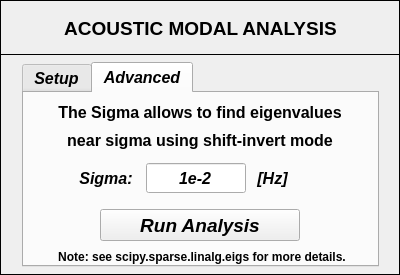
This is pulse/uix/user_input/ui/Analysis/Acoustic/acousticModalAnalysisInput.ui in open-pulse/OpenPulse as Qt 5 draws it before an edit. The edited form follows.
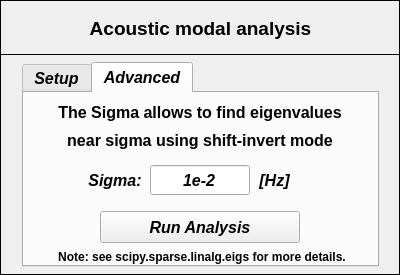
This is the edited form. The open tabs and pages were chosen to show the change. Icons and pictures are not drawn.

```diff
--- a/pulse/uix/user_input/ui/Analysis/Acoustic/acousticModalAnalysisInput.ui
+++ b/pulse/uix/user_input/ui/Analysis/Acoustic/acousticModalAnalysisInput.ui
@@ -287,8 +287,8 @@
      <widget class="QLabel" name="label_4">
       <property name="geometry">
        <rect>
-        <x>224</x>
-        <y>70</y>
+        <x>226</x>
+        <y>72</y>
         <width>49</width>
         <height>30</height>
        </rect>
@@ -323,21 +323,21 @@
      <widget class="QLabel" name="label_3">
       <property name="geometry">
        <rect>
-        <x>42</x>
-        <y>70</y>
-        <width>80</width>
+        <x>56</x>
+        <y>72</y>
+        <width>70</width>
         <height>30</height>
        </rect>
       </property>
       <property name="minimumSize">
        <size>
-        <width>80</width>
+        <width>70</width>
         <height>30</height>
        </size>
       </property>
       <property name="maximumSize">
        <size>
-        <width>80</width>
+        <width>70</width>
         <height>30</height>
        </size>
       </property>
@@ -359,8 +359,8 @@
      <widget class="QLineEdit" name="lineEdit_input_sigma_factor">
       <property name="geometry">
        <rect>
-        <x>122</x>
-        <y>70</y>
+        <x>126</x>
+        <y>72</y>
         <width>100</width>
         <height>30</height>
        </rect>
@@ -397,7 +397,7 @@
       <property name="geometry">
        <rect>
         <x>76</x>
-        <y>116</y>
+        <y>118</y>
         <width>200</width>
         <height>32</height>
        </rect>
@@ -417,7 +417,7 @@
       <property name="font">
        <font>
         <family>Arial</family>
-        <pointsize>14</pointsize>
+        <pointsize>12</pointsize>
         <weight>75</weight>
         <italic>true</italic>
         <bold>true</bold>
@@ -595,7 +595,7 @@
      </font>
     </property>
     <property name="text">
-     <string>ACOUSTIC MODAL ANALYSIS</string>
+     <string>Acoustic modal analysis</string>
     </property>
     <property name="textFormat">
      <enum>Qt::AutoText</enum>
```
Left out of the diff: 16 changed lines with no effect on the pictures.
